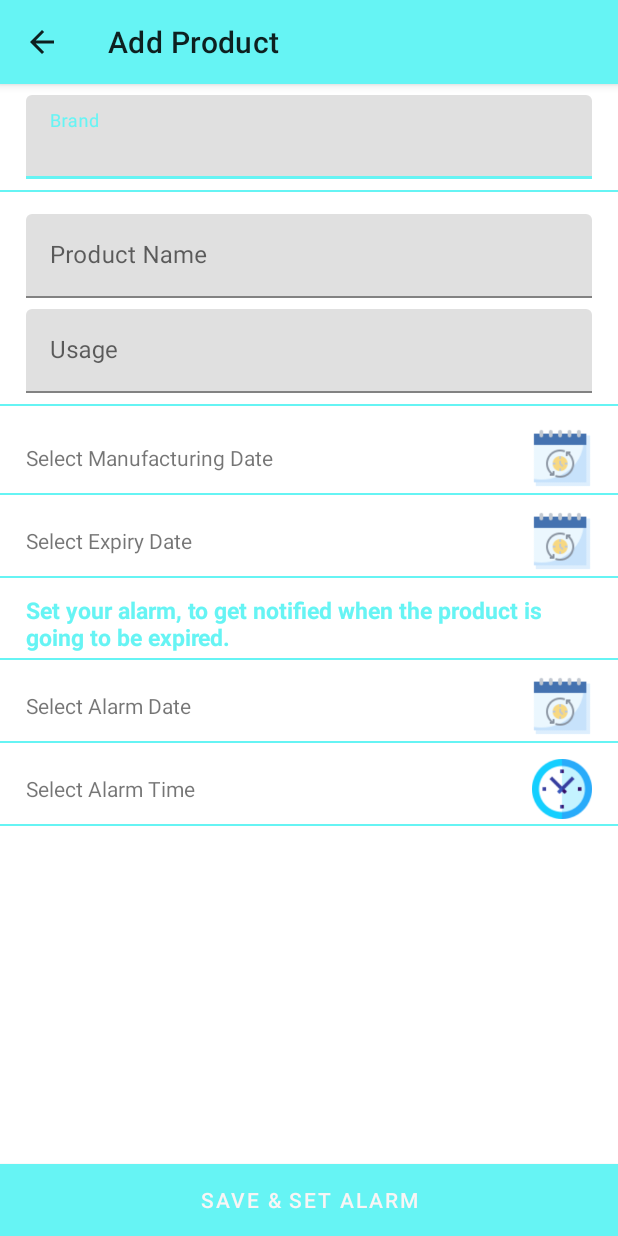
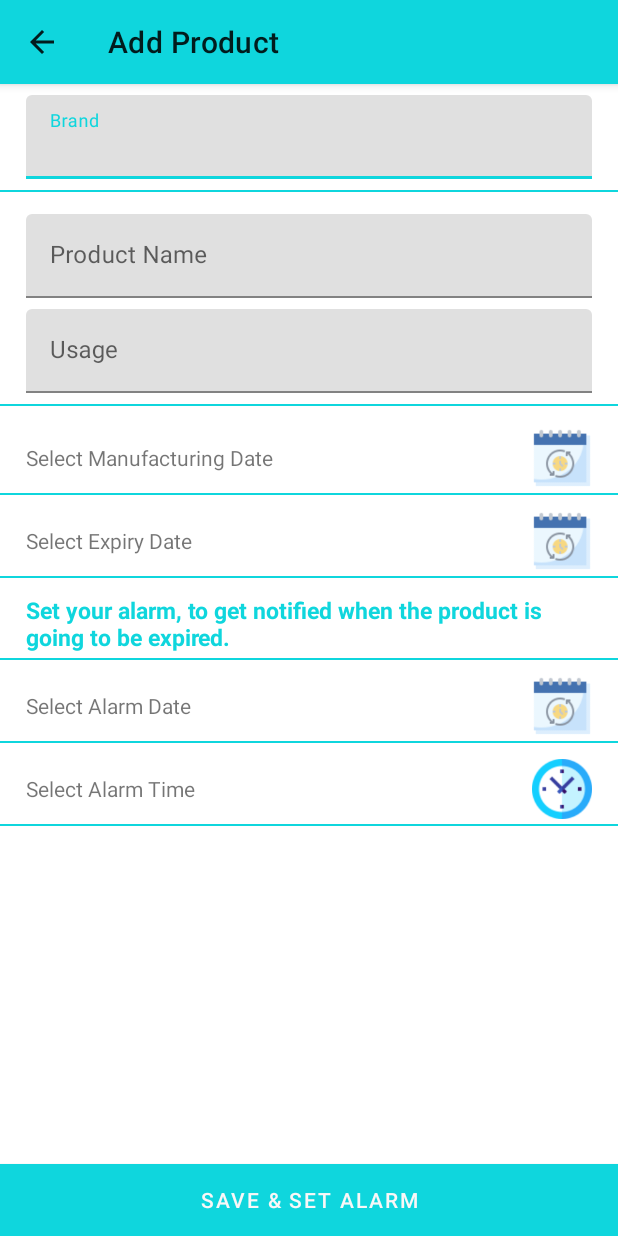
Before and after one commit to in-techouse/smart-grocery-manager, an Android app: the AddItem screen opened directly, with no data from a screen before it, on a phone screen of 412 x 824 dp. Run offline under Robolectric (Android 15) with nearby library versions, the phone set to English and light mode, and no system bars; libraries missing offline, so code that uses them is left out: com.shreyaspatil.

Commit message:
add clrs

```diff
--- a/app/src/main/res/values/colors.xml
+++ b/app/src/main/res/values/colors.xml
@@ -1,10 +1,10 @@
 <?xml version="1.0" encoding="utf-8"?>
 <resources>
-    <color name="splashBg">#DAFAFA</color>
-    <color name="colorPrimary">#66F4F4</color>
-    <color name="colorPrimaryDark">#39FACE</color>
+    <color name="splashBg">#B3F0F5</color>
+    <color name="colorPrimary">#0FD6DD</color>
+    <color name="colorPrimaryDark">#6DE6EE</color>
     <color name="colorAccent">#D81B60</color>
-    <color name="c1">#FAF5F5</color>
+    <color name="c1">#FAF7F7</color>
     <color name="c2">#666f78</color>
     <color name="c3">#353e47</color>
 </resources>
```
